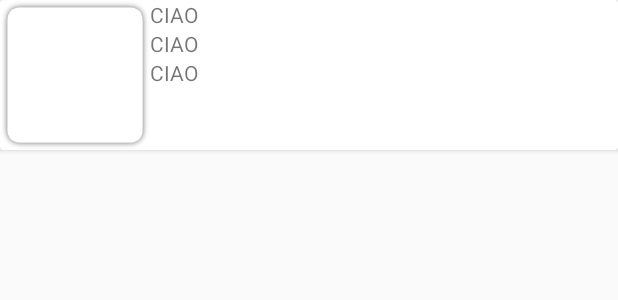
After one commit to oruamdalo/AppForBooks, an Android app: the layout book_item_list.xml on its own in the app's theme, with its tools: preview values and no code run, on a phone screen of 412 x 824 dp. The commit adds this screen. Shown: the top 300 px of the screen. Run offline under Robolectric (Android 15) with nearby library versions, the phone set to English and light mode, and no system bars; network calls fail.

Commit message:
Book list added. Fix author text loading

```diff
--- a/app/build.gradle
+++ b/app/build.gradle
@@ -19,12 +19,15 @@ android {
 }
 
 dependencies {
-    implementation fileTree(dir: 'libs', include: ['*.jar'])
+    implementation fileTree(include: ['*.jar'], dir: 'libs')
     implementation 'com.android.support:appcompat-v7:28.0.0'
     implementation 'com.android.support.constraint:constraint-layout:1.1.3'
     implementation 'com.github.MdFarhanRaja:SearchableSpinner:2.0'
     implementation 'com.android.volley:volley:1.1.1'
+    implementation 'com.squareup.picasso:picasso:2.71828'
     testImplementation 'junit:junit:4.12'
     androidTestImplementation 'com.android.support.test:runner:1.0.2'
     androidTestImplementation 'com.android.support.test.espresso:espresso-core:3.0.2'
+    implementation 'com.android.support:cardview-v7:28.0.0'
+    implementation 'com.android.support:recyclerview-v7:28.0.0'
 }
--- /dev/null
+++ b/app/src/main/res/layout/book_item_list.xml
@@ -0,0 +1,39 @@
+<?xml version="1.0" encoding="utf-8"?>
+<android.support.v7.widget.CardView
+    xmlns:android="http://schemas.android.com/apk/res/android"
+    android:layout_width="match_parent"
+    android:layout_height="100dp"
+    style="@style/CardView.Light"
+    android:background="@drawable/grid_view_item">
+    <RelativeLayout
+        android:layout_width="match_parent"
+        android:layout_height="match_parent">
+        <ImageView
+            android:id="@+id/book_thumbnail"
+            android:layout_width="100dp"
+            android:layout_height="100dp"
+            android:src="@drawable/grid_view_item"
+            />
+        <TextView
+            android:id="@+id/book_title"
+            android:layout_toEndOf="@id/book_thumbnail"
+            android:layout_width="wrap_content"
+            android:layout_height="wrap_content"
+            android:text="CIAO"/>
+        <TextView
+            android:id="@+id/book_author"
+            android:layout_below="@id/book_title"
+            android:layout_toEndOf="@id/book_thumbnail"
+            android:layout_width="wrap_content"
+            android:layout_height="wrap_content"
+            android:text="CIAO" />
+        <TextView
+            android:id="@+id/book_price"
+            android:layout_below="@id/book_author"
+            android:layout_toEndOf="@id/book_thumbnail"
+            android:layout_width="wrap_content"
+            android:layout_height="wrap_content"
+            android:text="CIAO" />
+
+    </RelativeLayout>
+</android.support.v7.widget.CardView>
```
Also changed, not shown: app/src/main/java/test/appforbooks/com/Adapters/BookAdapter.java (added, +75 -0 lines), app/src/main/java/test/appforbooks/com/BookUtils/Book.java (+102 -13 lines), app/src/main/java/test/appforbooks/com/MainActivity.java (+83 -0 lines), app/src/main/java/test/appforbooks/com/SchoolUtils/ResultManager.java (+2 -0 lines), app/src/main/java/test/appforbooks/com/SchoolUtils/SchoolFinder.java (+2 -1 lines), app/src/main/java/test/appforbooks/com/SchoolUtils/SchoolManager.java (+4 -3 lines), app/src/main/java/test/appforbooks/com/Utils/PrefManager.java (+8 -0 lines), app/src/main/java/test/appforbooks/com/Utils/VolleyResponse.java (added, +5 -0 lines), app/src/main/res/layout/activity_main.xml (+21 -10 lines).
